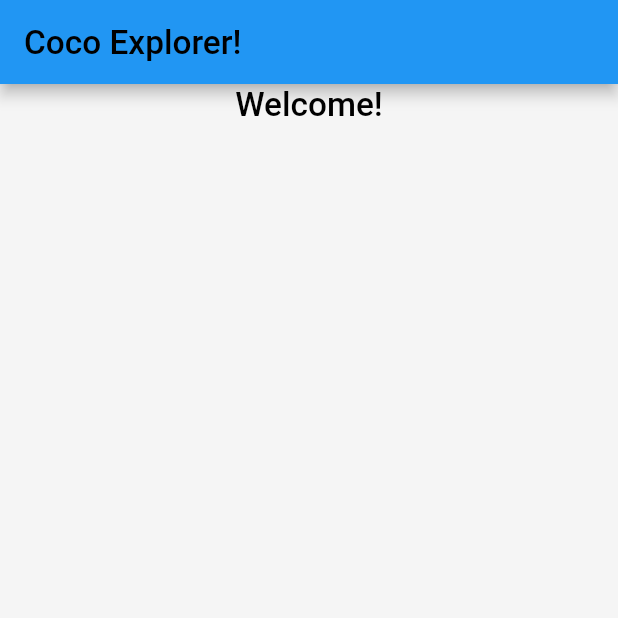
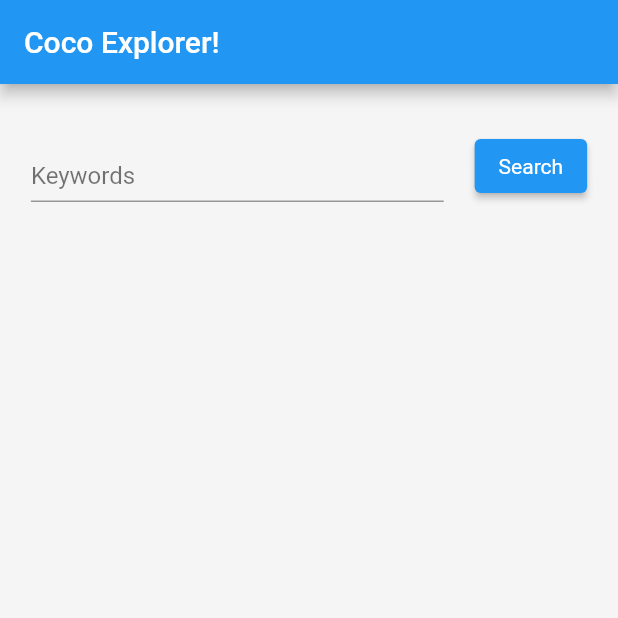
Before and after one commit to andreskiu/coco_explorer, a Flutter app: the screen it shows after launch, on a phone screen of 412 x 824 dp, the top half of it. Run offline on Flutter 3.47's test engine with Material 2 defaults, Android fonts, the phone set to English and light mode, and no system bars; drawn by our look-alikes of flutter_chips_input; our stand-ins replace dartz, dio, easy_localization, equatable, get_it, injectable and 1 more.

Commit message:
Search bar added and linked with uses cases

```diff
--- a/lib/application/explorer/explorer_state.dart
+++ b/lib/application/explorer/explorer_state.dart
@@ -1,13 +1,59 @@
 import 'package:flutter/foundation.dart';
+import 'package:flutter_base/domain/core/failures.dart';
+import 'package:flutter_base/domain/core/use_case.dart';
+import 'package:flutter_base/domain/explorer/entities/enhanced_image.dart';
+import 'package:flutter_base/domain/explorer/entities/keywords.dart';
 import 'package:injectable/injectable.dart';
 
 import '../../domain/explorer/use_cases/get_images_use_case.dart';
+import '../../domain/explorer/use_cases/get_valid_keywords_use_case.dart';
 
 @lazySingleton
 class ExplorerState extends ChangeNotifier {
   final GetImagesUseCase getImagesUseCase;
+  final GetValidKeywordsUseCase getValidKeywordsUseCase;
 
   ExplorerState({
     required this.getImagesUseCase,
+    required this.getValidKeywordsUseCase,
   });
+
+  ErrorContent? error;
+  List<Keywords> keywords = [];
+  List<EnhancedImage> images = [];
+  bool isLoadingKeywords = false;
+
+  Future<bool> getValidKeywords() async {
+    isLoadingKeywords = true;
+    notifyListeners();
+    final _keyWordsOrFailure = await getValidKeywordsUseCase.call(NoParams());
+    _keyWordsOrFailure.fold(
+      (fail) {
+        error = fail;
+      },
+      (words) {
+        keywords = words;
+        error = null;
+      },
+    );
+    isLoadingKeywords = false;
+    notifyListeners();
+    return _keyWordsOrFailure.isRight();
+  }
+
+  Future<bool> getImages(List<Keywords> keywordsInputed) async {
+    final _params = GetImagesUseCaseParams(keywords: keywordsInputed);
+    final _imagesOrFailure = await getImagesUseCase.call(_params);
+    _imagesOrFailure.fold(
+      (fail) {
+        error = fail;
+      },
+      (enhancedImages) {
+        images = enhancedImages;
+        error = null;
+      },
+    );
+    notifyListeners();
+    return _imagesOrFailure.isRight();
+  }
 }
--- a/lib/infrastructure/explorer/datasources/remote_coco_datasource.dart
+++ b/lib/infrastructure/explorer/datasources/remote_coco_datasource.dart
@@ -26,7 +26,16 @@ class RemoteCocoDataSource implements IExplorerService {
 
   @override
   Future<Either<ErrorContent, List<Keywords>>> getValidKeywords() async {
-    // TODO: implement getKeywords
-    throw UnimplementedError();
+    await Future.delayed(Duration(seconds: 2));
+    final _keywords = [
+      Keywords(id: 1, word: 'house'),
+      Keywords(id: 2, word: 'sheep'),
+      Keywords(id: 3, word: 'dog'),
+      Keywords(id: 4, word: 'bike'),
+      Keywords(id: 5, word: 'bus'),
+      Keywords(id: 6, word: 'person'),
+      Keywords(id: 7, word: 'radio'),
+    ];
+    return Right(_keywords);
   }
 }
--- a/lib/infrastructure/explorer/service/explorer_service_impl.dart
+++ b/lib/infrastructure/explorer/service/explorer_service_impl.dart
@@ -19,14 +19,12 @@ class ExplorerServiceImpl extends IExplorerService {
   @override
   Future<Either<ErrorContent, List<EnhancedImage>>> getImages({
     required List<Keywords> keywords,
-  }) async {
-    // TODO: implement getImages
-    throw UnimplementedError();
+  }) {
+    return remote.getImages(keywords: keywords);
   }
 
   @override
-  Future<Either<ErrorContent, List<Keywords>>> getValidKeywords() async {
-    // TODO: implement getKeywords
-    throw UnimplementedError();
+  Future<Either<ErrorContent, List<Keywords>>> getValidKeywords() {
+    return remote.getValidKeywords();
   }
 }
--- a/lib/presentation/explorer/home_page.dart
+++ b/lib/presentation/explorer/home_page.dart
@@ -1,24 +1,126 @@
 import 'package:flutter/material.dart';
-import 'package:flutter_base/presentation/core/responsivity/responsive_text.dart';
+import 'package:flutter_base/domain/explorer/entities/keywords.dart';
+import 'package:flutter_base/presentation/core/responsivity/responsive_calculations.dart';
+import 'package:flutter_chips_input/flutter_chips_input.dart';
+import 'package:get_it/get_it.dart';
+import 'package:provider/provider.dart';
 
-class HomePage extends StatelessWidget {
+import '../../application/explorer/explorer_state.dart';
+
+class HomePage extends StatefulWidget {
   const HomePage({
     Key key = const Key("homePage"),
   }) : super(key: key);
 
   @override
+  State<HomePage> createState() => _HomePageState();
+}
+
+class _HomePageState extends State<HomePage> {
+  late ExplorerState _state;
+  List<Keywords> _enteredKeywords = [];
+  @override
+  void initState() {
+    super.initState();
+    _state = GetIt.I.get<ExplorerState>();
+    _state.getValidKeywords();
+  }
+
+  Future<List<Keywords>> _findSuggestions(
+      String word, List<Keywords> dataset) async {
+    if (word.length != 0) {
+      var lowercaseQuery = word.toLowerCase();
+      return dataset.where((keyword) {
+        return keyword.word.toLowerCase().contains(word.toLowerCase());
+      }).toList(growable: false)
+        ..sort((a, b) => a.word
+            .toLowerCase()
+            .indexOf(lowercaseQuery)
+            .compareTo(b.word.toLowerCase().indexOf(lowercaseQuery)));
+    } else {
+      return [];
+    }
+  }
+
+  @override
   Widget build(BuildContext context) {
     return Scaffold(
       appBar: AppBar(
-        title: ResponsiveText("Coco Explorer!"),
+        title: Text(
+          "Coco Explorer!",
+          style: TextStyle(
+            color: Colors.white,
+          ),
+        ),
       ),
-      body: Column(
-        children: [
-          Center(
-            child: ResponsiveText("Welcome!"),
-          ),
-        ],
-      ),
+      body: ChangeNotifierProvider<ExplorerState>.value(
+          value: _state,
+          builder: (context, snapshot) {
+            return Consumer<ExplorerState>(
+              builder: (context, explorerState, child) {
+                return Column(
+                  children: [
+                    SizedBox(
+                      height: 3 * Info.verticalUnit,
+                    ),
+                    explorerState.isLoadingKeywords
+                        ? Center(
+                            child: CircularProgressIndicator.adaptive(),
+                          )
+                        : Padding(
+                            padding: EdgeInsets.symmetric(
+                                horizontal: 5 * Info.horizontalUnit),
+                            child: Row(
+                              crossAxisAlignment: CrossAxisAlignment.end,
+                              children: [
+                                Expanded(
+                                  child: ChipsInput<Keywords>(
+                                    decoration:
+                                        InputDecoration(hintText: 'Keywords'),
+                                    chipBuilder: (context, state, keyword) {
+                                      return InputChip(
+                                        key: ObjectKey(keyword),
+                                        label: Text(keyword.word),
+                                        onDeleted: () =>
+                                            state.deleteChip(keyword),
+                                        materialTapTargetSize:
+                                            MaterialTapTargetSize.shrinkWrap,
+                                      );
+                                    },
+                                    suggestionBuilder:
+                                        (context, state, keyword) {
+                                      return ListTile(
+                                        key: ObjectKey(keyword),
+                                        title: Text(keyword.word),
+                                        subtitle: Text(keyword.id.toString()),
+                                        onTap: () =>
+                                            state.selectSuggestion(keyword),
+                                      );
+                                    },
+                                    findSuggestions: (word) => _findSuggestions(
+                                        word, explorerState.keywords),
+                                    onChanged: (keywords) {
+                                      _enteredKeywords = keywords;
+                                    },
+                                  ),
+                                ),
+                                SizedBox(
+                                  width: 5 * Info.horizontalUnit,
+                                ),
+                                ElevatedButton(
+                                  onPressed: () => explorerState.getImages(
+                                    _enteredKeywords,
+                                  ),
+                                  child: Text('Search'),
+                                )
+                              ],
+                            ),
+                          ),
+                  ],
+                );
+              },
+            );
+          }),
     );
   }
 }
--- a/pubspec.yaml
+++ b/pubspec.yaml
@@ -55,6 +55,9 @@ dependencies:
   #Internationalization
   easy_localization: ^3.0.1
 
+  # Chip input
+  flutter_chips_input: ^2.0.0
+
 dev_dependencies:
   flutter_test:
     sdk: flutter
```
Also changed, not shown: lib/config/injectable/injectable.config.dart, pubspec.lock.
